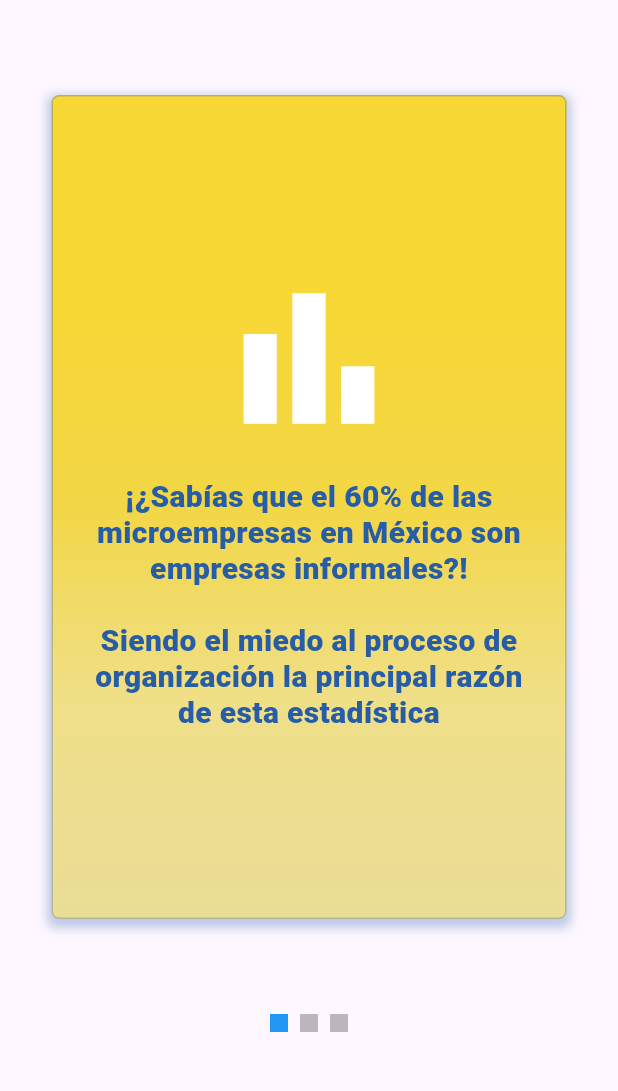
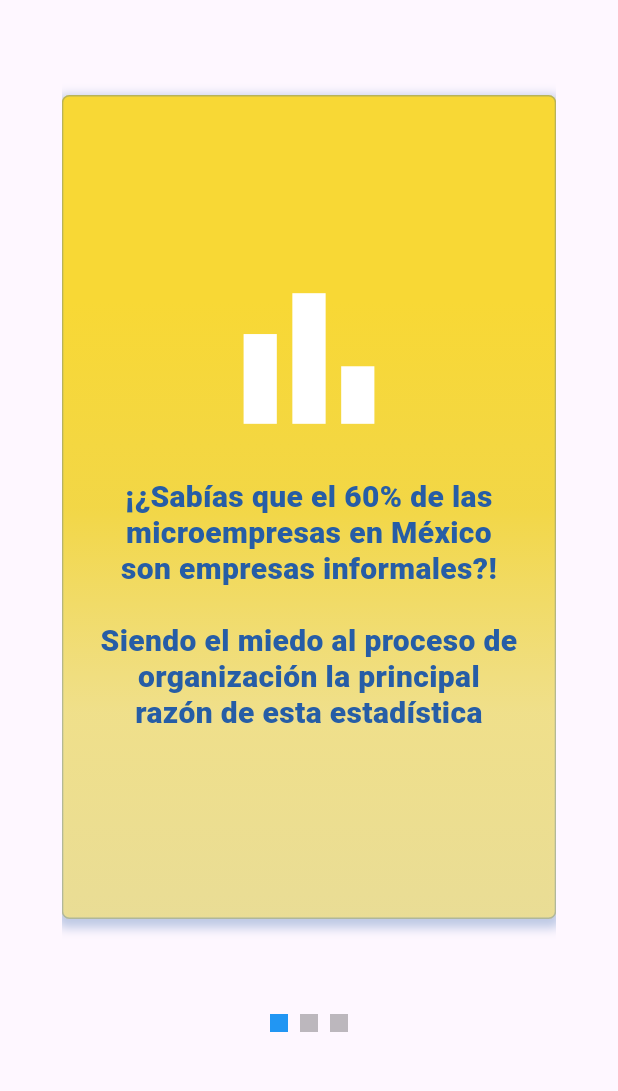
Before and after one commit to amrwing/PuntoAPunto, a Flutter app: the OnBoardingSlideshow screen opened by its route, on a phone screen of 412 x 824 dp, the part 84-1175 px from its top. Run offline on Flutter 3.47's test engine with Material 3 defaults, Android fonts, the light colour scheme and no system bars; drawn by our look-alikes of page_view_dot_indicator; our stand-ins replace flutter_svg, go_router; accounts and stored records are empty.

Commit message:
Arreglos variados

```diff
--- a/lib/screens/home_screen.dart
+++ b/lib/screens/home_screen.dart
@@ -329,7 +329,6 @@ class _HomeScreenState extends State<HomeScreen> {
                         child: TextButton(
                             onPressed: () {
                               //LLEVAR A PAGINA DE MIS CURSOS
-                              context.push("/register_screen");
                             },
                             child: const Text(
                               "Mis cursos",
--- a/lib/screens/on_boarding.dart
+++ b/lib/screens/on_boarding.dart
@@ -143,7 +143,11 @@ class _OnBoardingSlideshowState extends State<OnBoardingSlideshow> {
         child: Scaffold(
       appBar: const CustomAppBar1(),
       body: SafeArea(
+        child: Center(
           child: SizedBox(
+            width: (MediaQuery.of(context).size.width < 720)
+                ? MediaQuery.of(context).size.width * 0.8
+                : MediaQuery.of(context).size.width * 0.3,
             child: Column(
               children: [
                 Flexible(
@@ -174,7 +178,8 @@ class _OnBoardingSlideshowState extends State<OnBoardingSlideshow> {
                                 end: FractionalOffset.bottomCenter,
                               ),
                               border: Border.all(
-                                color: const Color.fromRGBO(38, 93, 166, 0.3)),
+                                  color:
+                                      const Color.fromRGBO(38, 93, 166, 0.3)),
                               borderRadius: BorderRadius.circular(5),
                               boxShadow: const [
                                 BoxShadow(
@@ -229,7 +234,8 @@ class _OnBoardingSlideshowState extends State<OnBoardingSlideshow> {
                                 end: FractionalOffset.bottomCenter,
                               ),
                               border: Border.all(
-                                color: const Color.fromRGBO(38, 93, 166, 0.3)),
+                                  color:
+                                      const Color.fromRGBO(38, 93, 166, 0.3)),
                               borderRadius: BorderRadius.circular(5),
                               boxShadow: const [
                                 BoxShadow(
@@ -284,7 +290,8 @@ class _OnBoardingSlideshowState extends State<OnBoardingSlideshow> {
                                 end: FractionalOffset.bottomCenter,
                               ),
                               border: Border.all(
-                                color: const Color.fromRGBO(38, 93, 166, 0.3)),
+                                  color:
+                                      const Color.fromRGBO(38, 93, 166, 0.3)),
                               borderRadius: BorderRadius.circular(5),
                               boxShadow: const [
                                 BoxShadow(
@@ -374,6 +381,7 @@ class _OnBoardingSlideshowState extends State<OnBoardingSlideshow> {
             ),
           ),
         ),
+      ),
     ));
   }
 }
```
Lines whose indentation alone changed are shown as unchanged.
